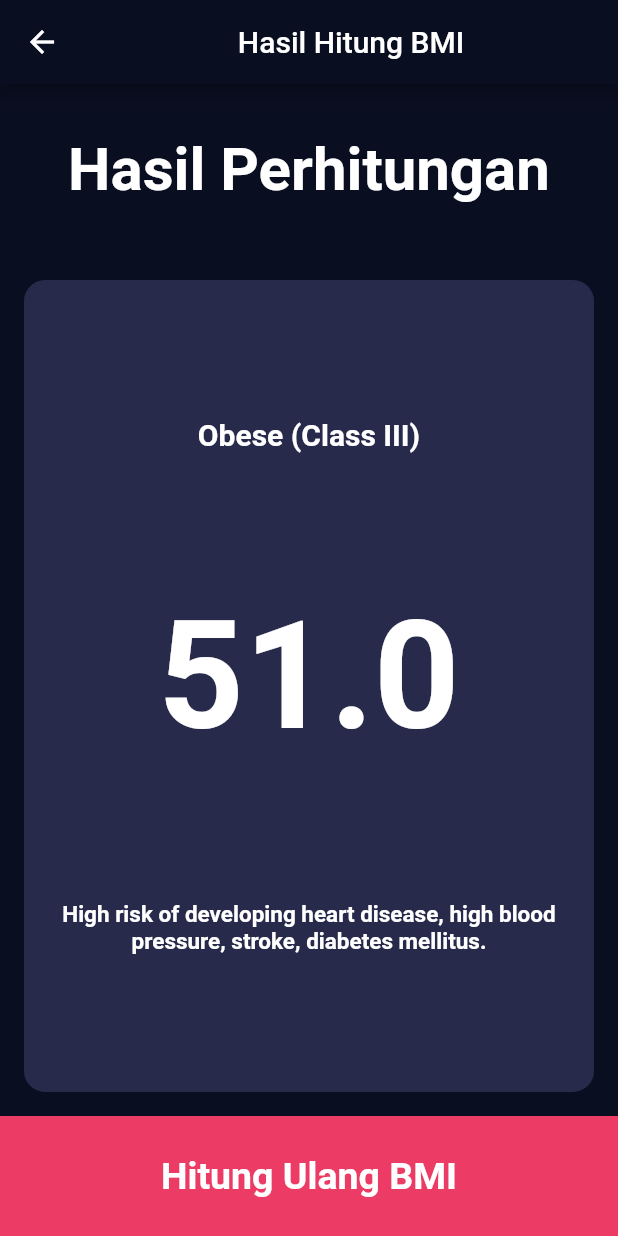
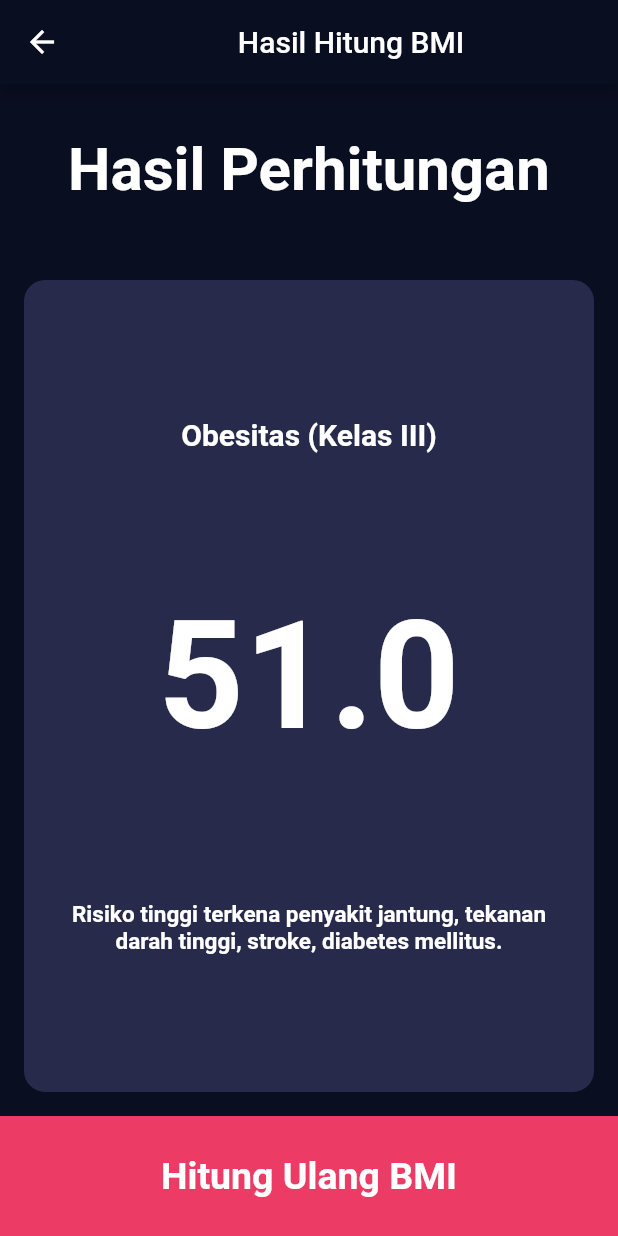
Before and after one commit to ImamHaris/bmiimhar, a Flutter app: the screen it shows after launch, after a tap on "Hitung BMI", on a phone screen of 412 x 824 dp. Run offline on Flutter 3.47's test engine with Material 2 defaults, Android fonts, the phone set to English and light mode, and no system bars.

Commit message:
sentuhan terakhir dan selesai

```diff
--- a/lib/constants/constant.dart
+++ b/lib/constants/constant.dart
@@ -12,11 +12,11 @@
   color: Colors.white,
 );
 
-const String underWeightServe = "Underweight (Severe thinness)";
-const String underWeightModerate = "Underweight (Moderate thinness)";
-const String underWeightMild = "Underweight (Mild thinness)";
+const String underWeightServe = "Berat badan kurang (kurus parah)";
+const String underWeightModerate = "Berat badan kurang (kurus sedang)";
+const String underWeightMild = "Berat badan kurang (kurus ringan)";
 const String normal = "Normal";
-const String overWeight = "Overweight";
-const String obeseI = "Obese (Class I)";
-const String obeseII = "Obese (Class II)";
-const String obeseIII = "Obese (Class III)";
+const String overWeight = "Kegemukan";
+const String obeseI = "Obesitas (Kelas I)";
+const String obeseII = "Obesitas (Kelas II)";
+const String obeseIII = "Obesitas (Kelas III)";
--- a/lib/views/bmi_result_screen.dart
+++ b/lib/views/bmi_result_screen.dart
@@ -53,20 +53,20 @@ class BmiResultScreen extends StatelessWidget {
       case underWeightServe:
       case underWeightModerate:
       case underWeightMild:
-        desc = "Possible nutritional deficiency and osteoporosis.";
+        desc = "Kemungkinan kekurangan nutrisi dan osteoporosis.";
         break;
       case normal:
-        desc = "Low risk (healthy range).";
+        desc = "Risiko rendah (kisaran sehat).";
         break;
       case overWeight:
         desc =
-            "Moderate risk of developing heart disease, high blood pressure, stroke, diabetes mellitus.";
+            "Risiko sedang terkena penyakit jantung, tekanan darah tinggi, stroke, diabetes mellitus.";
         break;
       case obeseI:
       case obeseII:
       case obeseIII:
         desc =
-            "High risk of developing heart disease, high blood pressure, stroke, diabetes mellitus.";
+            "Risiko tinggi terkena penyakit jantung, tekanan darah tinggi, stroke, diabetes mellitus.";
         break;
       default:
     }
```
